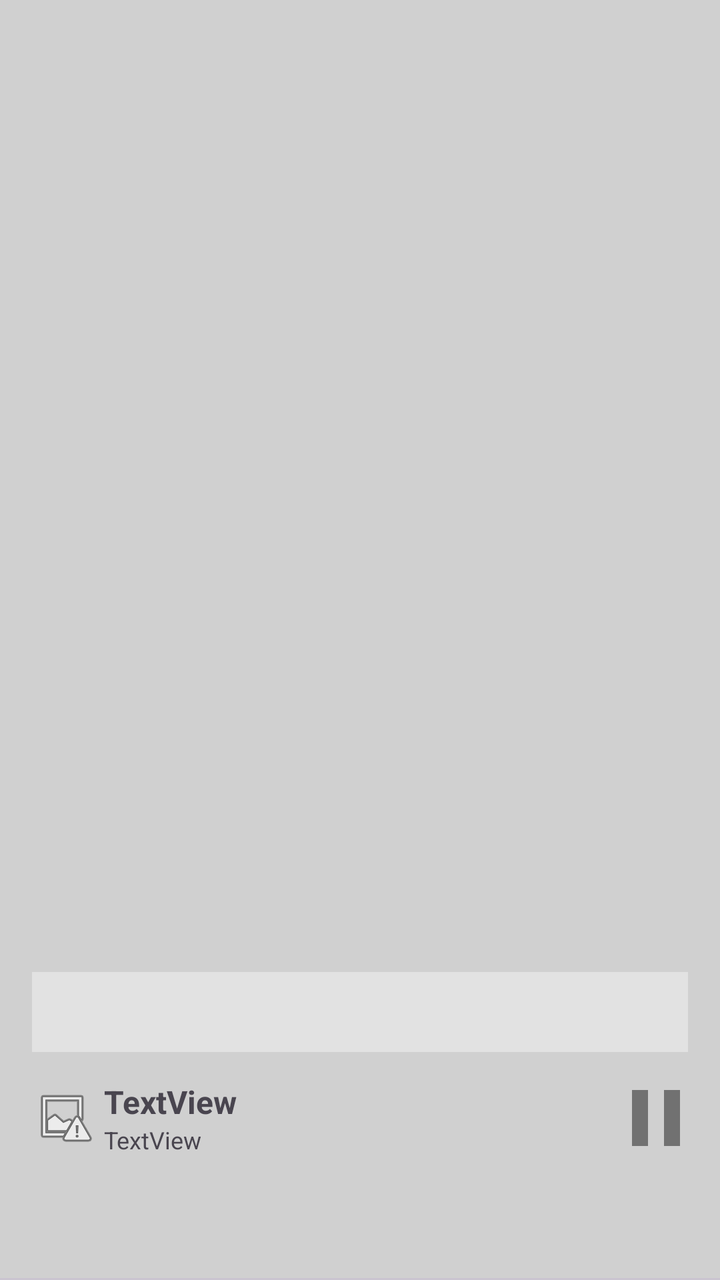
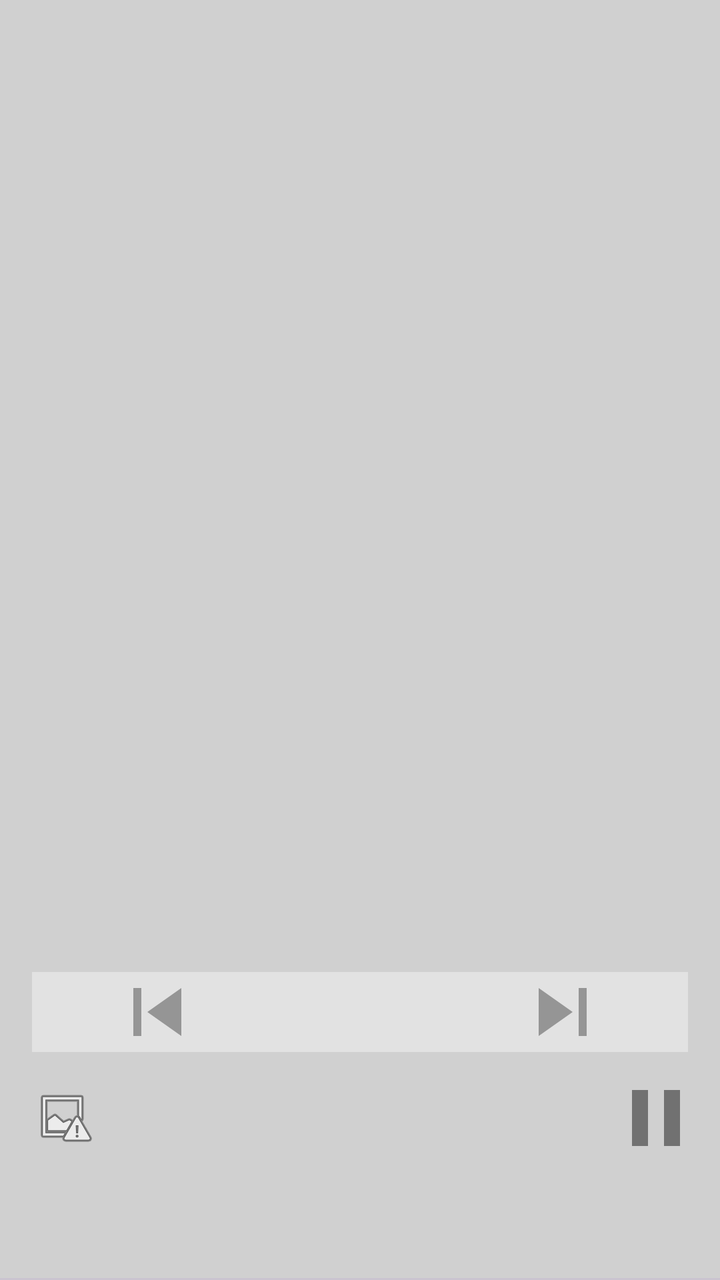

Two renders of the same Android screen: before a commit and after it. Below are the layout's source before the change and the commit's diff.
<!-- AndroidManifest.xml: application theme Theme.AudioMixer -->
<!-- res/layout/activity_main.xml -->
<?xml version="1.0" encoding="utf-8"?>
<androidx.constraintlayout.widget.ConstraintLayout xmlns:android="http://schemas.android.com/apk/res/android"
    xmlns:app="http://schemas.android.com/apk/res-auto"
    xmlns:tools="http://schemas.android.com/tools"
    android:id="@+id/main"
    style="bold"
    android:layout_width="match_parent"
    android:layout_height="match_parent"
    android:background="@color/menuBar"
    tools:context=".activities.MainActivity">

    <androidx.viewpager2.widget.ViewPager2
        android:id="@+id/viewPager"
        android:layout_width="0dp"
        android:layout_height="0dp"
        app:layout_constraintBottom_toTopOf="@+id/tabLayout"
        app:layout_constraintEnd_toEndOf="parent"
        app:layout_constraintHorizontal_bias="1.0"
        app:layout_constraintStart_toStartOf="parent"
        app:layout_constraintTop_toTopOf="parent"
        app:layout_constraintVertical_bias="0.0">

    </androidx.viewpager2.widget.ViewPager2>

    <com.google.android.material.tabs.TabLayout
        android:id="@+id/tabLayout"
        android:layout_width="409dp"
        android:layout_height="wrap_content"
        app:layout_constraintBottom_toBottomOf="parent"
        app:layout_constraintEnd_toEndOf="parent"
        app:layout_constraintStart_toStartOf="parent" />

    <androidx.constraintlayout.widget.ConstraintLayout
        android:id="@+id/songPanel"
        android:layout_width="0dp"
        android:layout_height="wrap_content"
        android:layout_marginBottom="8dp"
        app:layout_constraintBottom_toBottomOf="@+id/viewPager"
        app:layout_constraintEnd_toEndOf="@+id/viewPager"
        app:layout_constraintStart_toStartOf="parent">

        <androidx.constraintlayout.widget.ConstraintLayout
            android:layout_width="0dp"
            android:layout_height="40dp"
            android:layout_marginStart="8dp"
            android:layout_marginEnd="8dp"
            android:layout_marginBottom="8dp"
            android:background="@color/secondaryMenuBar"
            app:layout_constraintBottom_toTopOf="@+id/constraintLayout2"
            app:layout_constraintEnd_toEndOf="@+id/constraintLayout2"
            app:layout_constraintStart_toStartOf="@+id/constraintLayout2">

        </androidx.constraintlayout.widget.ConstraintLayout>

        <androidx.constraintlayout.widget.ConstraintLayout
            android:id="@+id/constraintLayout2"
            android:layout_width="0dp"
            android:layout_height="50dp"
            android:layout_gravity="bottom"
            android:layout_marginStart="8dp"
            android:layout_marginEnd="8dp"
            android:background="@color/menuBar"
            app:layout_constraintBottom_toBottomOf="parent"
            app:layout_constraintEnd_toEndOf="parent"
            app:layout_constraintStart_toStartOf="parent">

            <ImageButton
                android:id="@+id/panelPauseButton"
                android:layout_width="wrap_content"
                android:layout_height="wrap_content"
                android:background="#00FFFFFF"
                app:layout_constraintBottom_toBottomOf="parent"
                app:layout_constraintEnd_toEndOf="parent"
                app:layout_constraintTop_toTopOf="parent"
                app:srcCompat="@drawable/pause"
                app:tint="@color/secondaryText" />

            <androidx.constraintlayout.widget.ConstraintLayout
                android:id="@+id/constraintLayout3"
                android:layout_width="wrap_content"
                android:layout_height="wrap_content"
                android:layout_marginStart="4dp"
                app:layout_constraintBottom_toBottomOf="parent"
                app:layout_constraintStart_toEndOf="@+id/imageView"
                app:layout_constraintTop_toTopOf="parent">

                <TextView
                    android:id="@+id/panelSongTitle"
                    android:layout_width="wrap_content"
                    android:layout_height="wrap_content"
                    android:text="TextView"
                    android:textSize="16sp"
                    android:textStyle="bold"
                    app:layout_constraintStart_toStartOf="parent"
                    app:layout_constraintTop_toTopOf="parent" />

                <TextView
                    android:id="@+id/panelSongInfo"
                    android:layout_width="wrap_content"
                    android:layout_height="wrap_content"
                    android:text="TextView"
                    android:textSize="12sp"
                    app:layout_constraintStart_toStartOf="parent"
                    app:layout_constraintTop_toBottomOf="@+id/panelSongTitle" />
            </androidx.constraintlayout.widget.ConstraintLayout>

            <ImageView
                android:id="@+id/imageView"
                android:layout_width="wrap_content"
                android:layout_height="wrap_content"
                android:layout_marginStart="8dp"
                app:layout_constraintBottom_toBottomOf="parent"
                app:layout_constraintStart_toStartOf="parent"
                app:layout_constraintTop_toTopOf="parent"
                app:srcCompat="@android:drawable/ic_menu_report_image" />

        </androidx.constraintlayout.widget.ConstraintLayout>

        <SeekBar
            android:id="@+id/songPositionSeekBar"
            android:layout_width="0dp"
            android:layout_height="wrap_content"
            android:layout_marginBottom="-8dp"
            android:padding="0dp"
            android:paddingStart="0dp"
            android:paddingEnd="0dp"
            android:progressBackgroundTint="@android:color/transparent"
            android:thumb="@drawable/invisible_thumb"
            android:thumbTint="?attr/colorPrimary"
            app:layout_constraintBottom_toTopOf="@+id/constraintLayout2"
            app:layout_constraintEnd_toEndOf="@+id/constraintLayout2"
            app:layout_constraintStart_toStartOf="@+id/constraintLayout2" />
    </androidx.constraintlayout.widget.ConstraintLayout>

</androidx.constraintlayout.widget.ConstraintLayout>
<!-- resources referenced by this layout -->
<resources>
  <color name="menuBar">#D0D0D0</color>
  <color name="secondaryMenuBar">#E2E2E2</color>
  <color name="secondaryText">#717171</color>
  <!-- drawable invisible_thumb (drawable) -->
  <vector xmlns:android="http://schemas.android.com/apk/res/android" android:height="16dp" android:tint="#959595" android:alpha="0" android:viewportHeight="24" android:viewportWidth="24" android:width="1dp">
        
      <path android:fillColor="@android:color/white" android:pathData="M12,2C6.47,2 2,6.47 2,12s4.47,10 10,10 10,-4.47 10,-10S17.53,2 12,2z"/>
      
  </vector>
  <!-- drawable pause (drawable) -->
  <vector xmlns:android="http://schemas.android.com/apk/res/android" android:height="48dp" android:tint="#959595" android:viewportHeight="24" android:viewportWidth="24" android:width="48dp">
        
      <path android:fillColor="@android:color/white" android:pathData="M6,19h4L10,5L6,5v14zM14,5v14h4L18,5h-4z"/>
      
  </vector>
  <style name="Theme.AudioMixer" parent="Base.Theme.AudioMixer" />
  <style name="Base.Theme.AudioMixer" parent="Theme.Material3.DayNight.NoActionBar">
          
          
          <item name="android:colorBackground">@color/background</item>
          <item name="android:textColorPrimary">@color/text</item>
          <item name="android:textColorSecondary">@color/secondaryText</item>
          <item name="colorSurface">@color/menuBar</item>
          <item name="colorSurfaceVariant">@color/secondaryMenuBar</item>"
          <item name="colorPrimary">@color/primary</item>
          <item name="colorSecondary">@color/secondary</item>
      </style>
  <color name="background">#F7F7F7</color>
  <color name="text">#262626</color>
  <color name="primary">#FF2600</color>
  <color name="secondary">#D52F00</color>
</resources>

<!-- the commit's change to res/layout/activity_main.xml (unified diff, before → after) -->
@@ -39,7 +39,7 @@
         app:layout_constraintEnd_toEndOf="@+id/viewPager"
         app:layout_constraintStart_toStartOf="parent">
 
-        <androidx.constraintlayout.widget.ConstraintLayout
+        <LinearLayout
             android:layout_width="0dp"
             android:layout_height="40dp"
             android:layout_marginStart="8dp"
@@ -48,9 +48,58 @@
             android:background="@color/secondaryMenuBar"
             app:layout_constraintBottom_toTopOf="@+id/constraintLayout2"
             app:layout_constraintEnd_toEndOf="@+id/constraintLayout2"
-            app:layout_constraintStart_toStartOf="@+id/constraintLayout2">
+            app:layout_constraintStart_toStartOf="@+id/constraintLayout2"
+            android:orientation="horizontal">
 
-        </androidx.constraintlayout.widget.ConstraintLayout>
+            <ImageButton
+                android:id="@+id/imageButton4"
+                android:layout_width="wrap_content"
+                android:layout_height="wrap_content"
+                android:layout_weight="1"
+                android:background="#00FFFFFF"
+                app:srcCompat="@drawable/skip_previous" />
+
+            <androidx.constraintlayout.widget.ConstraintLayout
+                android:layout_width="wrap_content"
+                android:layout_height="match_parent"
+                android:layout_weight="1">
+
+                <androidx.constraintlayout.widget.ConstraintLayout
+                    android:layout_width="wrap_content"
+                    android:layout_height="wrap_content"
+                    app:layout_constraintBottom_toBottomOf="parent"
+                    app:layout_constraintEnd_toEndOf="parent"
+                    app:layout_constraintStart_toStartOf="parent"
+                    app:layout_constraintTop_toTopOf="parent">
+
+                    <TextView
+                        android:id="@+id/panelSongCurrentTime"
+                        android:layout_width="wrap_content"
+                        android:layout_height="wrap_content"
+                        app:layout_constraintBottom_toBottomOf="parent"
+                        app:layout_constraintStart_toStartOf="parent"
+                        app:layout_constraintTop_toTopOf="parent" />
+
+                    <TextView
+                        android:id="@+id/panelSongDuration"
+                        android:layout_width="wrap_content"
+                        android:layout_height="wrap_content"
+                        app:layout_constraintBottom_toBottomOf="parent"
+                        app:layout_constraintStart_toEndOf="@+id/panelSongCurrentTime"
+                        app:layout_constraintTop_toTopOf="parent" />
+                </androidx.constraintlayout.widget.ConstraintLayout>
+
+            </androidx.constraintlayout.widget.ConstraintLayout>
+
+            <ImageButton
+                android:id="@+id/imageButton3"
+                android:layout_width="wrap_content"
+                android:layout_height="wrap_content"
+                android:layout_weight="1"
+                android:background="#00FFFFFF"
+                app:srcCompat="@drawable/skip_next" />
+
+        </LinearLayout>
 
         <androidx.constraintlayout.widget.ConstraintLayout
             android:id="@+id/constraintLayout2"
@@ -88,7 +137,6 @@
                     android:id="@+id/panelSongTitle"
                     android:layout_width="wrap_content"
                     android:layout_height="wrap_content"
-                    android:text="TextView"
                     android:textSize="16sp"
                     android:textStyle="bold"
                     app:layout_constraintStart_toStartOf="parent"
@@ -98,7 +146,6 @@
                     android:id="@+id/panelSongInfo"
                     android:layout_width="wrap_content"
                     android:layout_height="wrap_content"
-                    android:text="TextView"
                     android:textSize="12sp"
                     app:layout_constraintStart_toStartOf="parent"
                     app:layout_constraintTop_toBottomOf="@+id/panelSongTitle" />
<!-- resource entries referenced after the edit -->
@@ -13,6 +13,18 @@
   <vector xmlns:android="http://schemas.android.com/apk/res/android" android:height="48dp" android:tint="#959595" android:viewportHeight="24" android:viewportWidth="24" android:width="48dp">
         
       <path android:fillColor="@android:color/white" android:pathData="M6,19h4L10,5L6,5v14zM14,5v14h4L18,5h-4z"/>
+      
+  </vector>
+  <!-- drawable skip_next (drawable) -->
+  <vector xmlns:android="http://schemas.android.com/apk/res/android" android:height="48dp" android:tint="#959595" android:viewportHeight="24" android:viewportWidth="24" android:width="48dp">
+        
+      <path android:fillColor="@android:color/white" android:pathData="M6,18l8.5,-6L6,6v12zM16,6v12h2V6h-2z"/>
+      
+  </vector>
+  <!-- drawable skip_previous (drawable) -->
+  <vector xmlns:android="http://schemas.android.com/apk/res/android" android:height="48dp" android:tint="#959595" android:viewportHeight="24" android:viewportWidth="24" android:width="48dp">
+        
+      <path android:fillColor="@android:color/white" android:pathData="M6,6h2v12L6,18zM9.5,12l8.5,6L18,6z"/>
       
   </vector>
   <style name="Theme.AudioMixer" parent="Base.Theme.AudioMixer" />
